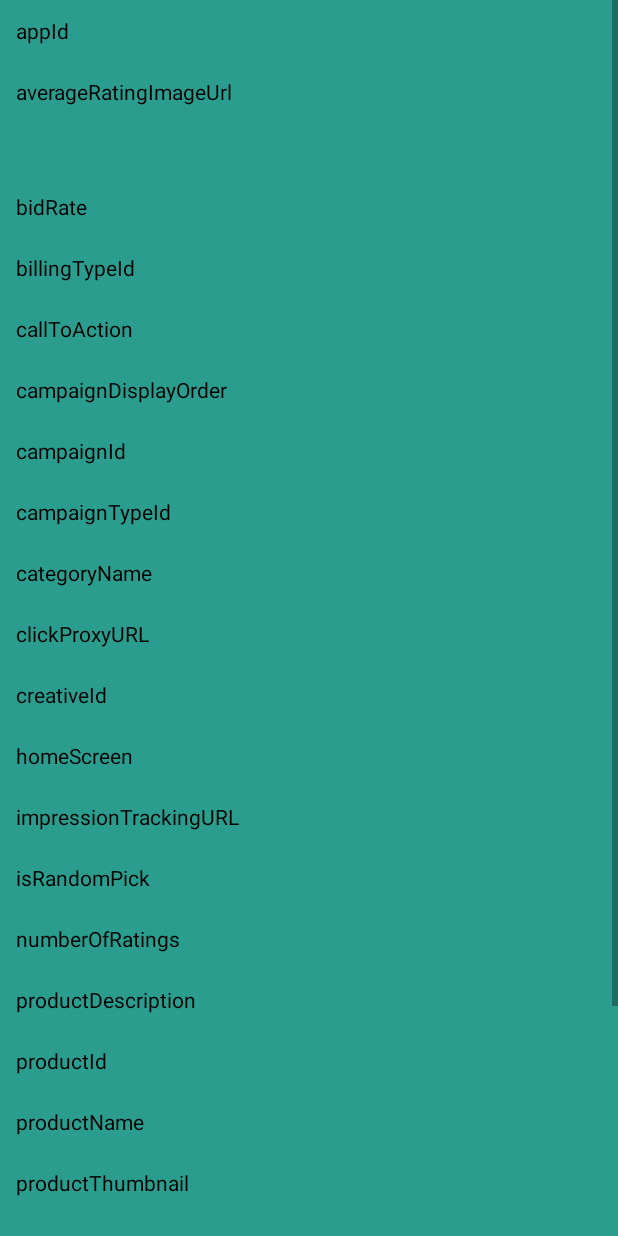
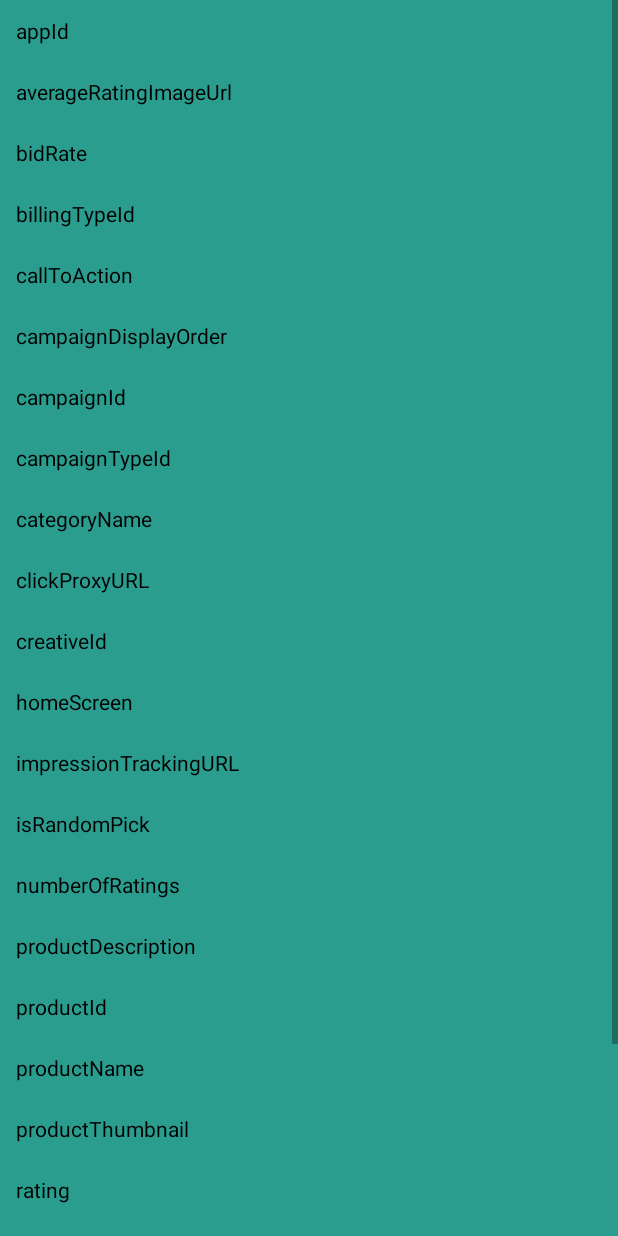
Before and after one commit to markusmcgee/DigitalTurbine, an Android app: the layout dt_detail_fragment_view.xml on its own in the app's theme, with its tools: preview values and no code run, on a phone screen of 412 x 824 dp. Run offline under Robolectric (Android 15) with nearby library versions, the phone set to English and light mode, and no system bars.

Commit message:
Update - code clean up

```diff
--- a/app/src/main/res/layout/dt_detail_fragment_view.xml
+++ b/app/src/main/res/layout/dt_detail_fragment_view.xml
@@ -47,11 +47,12 @@
                 android:text="averageRatingImageUrl"
                 android:textColor="@color/black" />
 
-            <ImageView
+            <TextView
                 android:id="@+id/averageRatingImageURL"
-                android:layout_width="55dp"
-                android:layout_height="55dp"
-                android:layout_margin="5dp" />
+                android:layout_width="wrap_content"
+                android:layout_height="wrap_content"
+                android:layout_margin="5dp"
+                android:textColor="@color/black" />
         </LinearLayout>
 
 
```
Also changed, not shown: app/src/main/java/com/pnpc/dt/app/view/DTDetailFragment.kt (line endings or trailing spaces).
